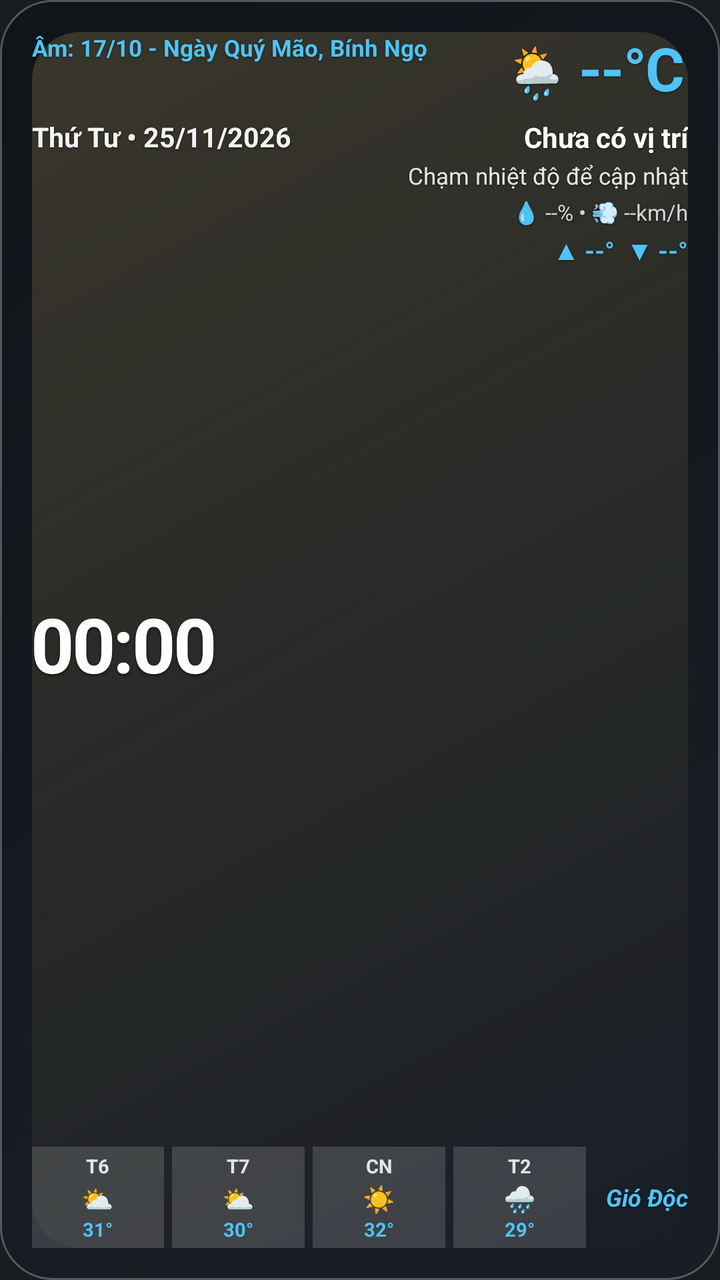
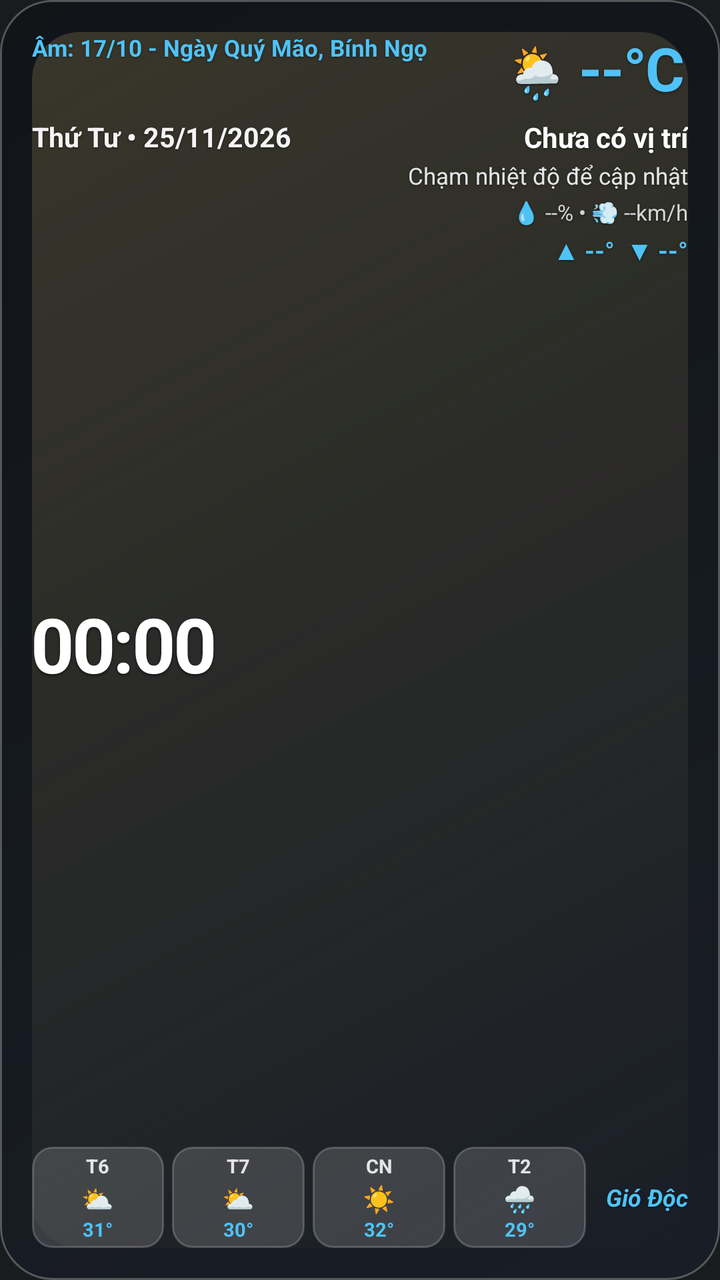

An Android layout rendered at two revisions. The XML below is the earlier revision; the diff shows what the commit changed to produce the second picture.
<!-- AndroidManifest.xml: application theme android:Theme.DeviceDefault.NoActionBar -->
<!-- res/layout/widget_weather_lunar.xml -->
<?xml version="1.0" encoding="utf-8"?>
<RelativeLayout xmlns:android="http://schemas.android.com/apk/res/android"
    android:id="@+id/widget_root"
    android:layout_width="match_parent"
    android:layout_height="match_parent"
    android:background="@drawable/bg_widget_glass_dark"
    android:padding="16dp">

    
    <ImageView
        android:id="@+id/iv_weather_effect"
        android:layout_width="match_parent"
        android:layout_height="match_parent"
        android:alpha="0.82"
        android:contentDescription="Hiệu ứng thời tiết"
        android:scaleType="fitXY"
        android:src="@drawable/fx_weather_clear" />

    
    <TextView
        android:id="@+id/tv_lunar_date"
        android:layout_width="wrap_content"
        android:layout_height="wrap_content"
        android:layout_alignParentStart="true"
        android:layout_alignParentTop="true"
        android:layout_marginEnd="8dp"
        android:layout_toStartOf="@+id/btn_refresh_weather"
        android:lineSpacingExtra="1dp"
        android:maxLines="2"
        android:shadowColor="#80000000"
        android:shadowDx="0"
        android:shadowDy="1"
        android:shadowRadius="2"
        android:text="Âm: 17/10 - Ngày Quý Mão, Bính Ngọ"
        android:textColor="#4FC3F7"
        android:textSize="11.5sp"
        android:textStyle="bold" />

    
    <LinearLayout
        android:id="@+id/btn_refresh_weather"
        android:layout_width="wrap_content"
        android:layout_height="wrap_content"
        android:layout_alignParentTop="true"
        android:layout_alignParentEnd="true"
        android:gravity="center_vertical"
        android:orientation="horizontal"
        android:padding="2dp">

        <TextView
            android:id="@+id/tv_weather_emoji"
            android:layout_width="wrap_content"
            android:layout_height="wrap_content"
            android:layout_marginEnd="6dp"
            android:maxLines="1"
            android:shadowColor="#80000000"
            android:shadowDx="0"
            android:shadowDy="1"
            android:shadowRadius="2"
            android:text="🌦️"
            android:textSize="25sp" />

        <TextView
            android:id="@+id/tv_current_temp"
            android:layout_width="wrap_content"
            android:layout_height="wrap_content"
            android:includeFontPadding="false"
            android:letterSpacing="-0.02"
            android:maxLines="1"
            android:shadowColor="#80000000"
            android:shadowDx="0"
            android:shadowDy="1"
            android:shadowRadius="2"
            android:text="--°C"
            android:textColor="#4FC3F7"
            android:textSize="30sp"
            android:textStyle="bold" />
    </LinearLayout>

    
    <RelativeLayout
        android:id="@+id/date_location_row"
        android:layout_width="match_parent"
        android:layout_height="wrap_content"
        android:layout_below="@+id/btn_refresh_weather"
        android:layout_marginTop="4dp">

        
        <TextView
            android:id="@+id/tv_solar_date"
            android:layout_width="wrap_content"
            android:layout_height="wrap_content"
            android:layout_alignParentStart="true"
            android:layout_centerVertical="true"
            android:layout_marginEnd="8dp"
            android:layout_toStartOf="@+id/tv_location_name"
            android:ellipsize="end"
            android:maxLines="1"
            android:shadowColor="#88000000"
            android:shadowDx="0"
            android:shadowDy="1"
            android:shadowRadius="2"
            android:text="Thứ Tư • 25/11/2026"
            android:textColor="#F4F4F5"
            android:textSize="13.5sp"
            android:textStyle="bold" />

        
        <TextView
            android:id="@+id/tv_location_name"
            android:layout_width="wrap_content"
            android:layout_height="wrap_content"
            android:layout_alignParentEnd="true"
            android:layout_centerVertical="true"
            android:ellipsize="end"
            android:maxLines="1"
            android:shadowColor="#88000000"
            android:shadowDx="0"
            android:shadowDy="1"
            android:shadowRadius="2"
            android:text="Chưa có vị trí"
            android:textColor="#FFFFFF"
            android:textSize="14sp"
            android:textStyle="bold" />
    </RelativeLayout>

    
    <LinearLayout
        android:id="@+id/left_column"
        android:layout_width="wrap_content"
        android:layout_height="wrap_content"
        android:layout_above="@+id/bottom_row"
        android:layout_below="@+id/date_location_row"
        android:layout_alignParentStart="true"
        android:layout_marginTop="2dp"
        android:layout_marginEnd="8dp"
        android:layout_toStartOf="@+id/right_column"
        android:gravity="center_vertical"
        android:orientation="vertical">

        <TextClock
            android:id="@+id/tv_clock"
            android:layout_width="wrap_content"
            android:layout_height="wrap_content"
            android:format12Hour="HH:mm"
            android:format24Hour="HH:mm"
            android:includeFontPadding="false"
            android:letterSpacing="-0.03"
            android:maxLines="1"
            android:shadowColor="#99000000"
            android:shadowDx="0"
            android:shadowDy="2"
            android:shadowRadius="3"
            android:textColor="#FFFFFF"
            android:textSize="38sp"
            android:textStyle="bold" />
    </LinearLayout>

    
    <LinearLayout
        android:id="@+id/right_column"
        android:layout_width="wrap_content"
        android:layout_height="wrap_content"
        android:layout_above="@+id/bottom_row"
        android:layout_below="@+id/date_location_row"
        android:layout_alignParentEnd="true"
        android:layout_marginTop="2dp"
        android:gravity="end|top"
        android:orientation="vertical">

        
        <TextView
            android:id="@+id/tv_weather_desc"
            android:layout_width="wrap_content"
            android:layout_height="wrap_content"
            android:ellipsize="end"
            android:maxLines="1"
            android:shadowColor="#88000000"
            android:shadowDx="0"
            android:shadowDy="1"
            android:shadowRadius="2"
            android:text="Chạm nhiệt độ để cập nhật"
            android:textColor="#E4E4E7"
            android:textSize="11.5sp" />

        
        <TextView
            android:id="@+id/tv_humidity_wind"
            android:layout_width="wrap_content"
            android:layout_height="wrap_content"
            android:layout_marginTop="3dp"
            android:maxLines="1"
            android:shadowColor="#88000000"
            android:shadowDx="0"
            android:shadowDy="1"
            android:shadowRadius="2"
            android:text="💧 --% • 💨 --km/h"
            android:textColor="#D4D4D8"
            android:textSize="11sp" />

        
        <TextView
            android:id="@+id/tv_min_max_temp"
            android:layout_width="wrap_content"
            android:layout_height="wrap_content"
            android:layout_gravity="end"
            android:layout_marginTop="3dp"
            android:maxLines="1"
            android:shadowColor="#88000000"
            android:shadowDx="0"
            android:shadowDy="1"
            android:shadowRadius="2"
            android:text="▲ --°  ▼ --°"
            android:textColor="#4FC3F7"
            android:textSize="12.5sp"
            android:textStyle="bold" />
    </LinearLayout>

    
    <RelativeLayout
        android:id="@+id/bottom_row"
        android:layout_width="match_parent"
        android:layout_height="wrap_content"
        android:layout_alignParentBottom="true"
        android:layout_marginTop="6dp">

        <LinearLayout
            android:id="@+id/forecast_4days_row"
            android:layout_width="wrap_content"
            android:layout_height="wrap_content"
            android:layout_alignParentStart="true"
            android:layout_centerVertical="true"
            android:layout_marginEnd="10dp"
            android:layout_toStartOf="@+id/tv_signature"
            android:gravity="center_vertical"
            android:orientation="horizontal">

            
            <LinearLayout
                android:id="@+id/card_forecast_day_1"
                android:layout_width="0dp"
                android:layout_height="wrap_content"
                android:layout_marginEnd="4dp"
                android:layout_weight="1"
                android:background="#26FFFFFF"
                android:gravity="center"
                android:orientation="vertical"
                android:paddingHorizontal="4dp"
                android:paddingVertical="3dp">

                <TextView
                    android:id="@+id/tv_forecast_day_1_label"
                    android:layout_width="wrap_content"
                    android:layout_height="wrap_content"
                    android:maxLines="1"
                    android:text="T6"
                    android:textColor="#E4E4E7"
                    android:textSize="9.5sp"
                    android:textStyle="bold" />

                <TextView
                    android:id="@+id/tv_forecast_day_1_icon"
                    android:layout_width="wrap_content"
                    android:layout_height="wrap_content"
                    android:layout_marginTop="1dp"
                    android:maxLines="1"
                    android:text="⛅"
                    android:textSize="13sp" />

                <TextView
                    android:id="@+id/tv_forecast_day_1_temp"
                    android:layout_width="wrap_content"
                    android:layout_height="wrap_content"
                    android:maxLines="1"
                    android:text="31°"
                    android:textColor="#4FC3F7"
                    android:textSize="9.5sp"
                    android:textStyle="bold" />
            </LinearLayout>

            
            <LinearLayout
                android:id="@+id/card_forecast_day_2"
                android:layout_width="0dp"
                android:layout_height="wrap_content"
                android:layout_marginEnd="4dp"
                android:layout_weight="1"
                android:background="#26FFFFFF"
                android:gravity="center"
                android:orientation="vertical"
                android:paddingHorizontal="4dp"
                android:paddingVertical="3dp">

                <TextView
                    android:id="@+id/tv_forecast_day_2_label"
                    android:layout_width="wrap_content"
                    android:layout_height="wrap_content"
                    android:maxLines="1"
                    android:text="T7"
                    android:textColor="#E4E4E7"
                    android:textSize="9.5sp"
                    android:textStyle="bold" />

                <TextView
                    android:id="@+id/tv_forecast_day_2_icon"
                    android:layout_width="wrap_content"
                    android:layout_height="wrap_content"
                    android:layout_marginTop="1dp"
                    android:maxLines="1"
                    android:text="⛅"
                    android:textSize="13sp" />

                <TextView
                    android:id="@+id/tv_forecast_day_2_temp"
                    android:layout_width="wrap_content"
                    android:layout_height="wrap_content"
                    android:maxLines="1"
                    android:text="30°"
                    android:textColor="#4FC3F7"
                    android:textSize="9.5sp"
                    android:textStyle="bold" />
            </LinearLayout>

            
            <LinearLayout
                android:id="@+id/card_forecast_day_3"
                android:layout_width="0dp"
                android:layout_height="wrap_content"
                android:layout_marginEnd="4dp"
                android:layout_weight="1"
                android:background="#26FFFFFF"
                android:gravity="center"
                android:orientation="vertical"
                android:paddingHorizontal="4dp"
                android:paddingVertical="3dp">

                <TextView
                    android:id="@+id/tv_forecast_day_3_label"
                    android:layout_width="wrap_content"
                    android:layout_height="wrap_content"
                    android:maxLines="1"
                    android:text="CN"
                    android:textColor="#E4E4E7"
                    android:textSize="9.5sp"
                    android:textStyle="bold" />

                <TextView
                    android:id="@+id/tv_forecast_day_3_icon"
                    android:layout_width="wrap_content"
                    android:layout_height="wrap_content"
                    android:layout_marginTop="1dp"
                    android:maxLines="1"
                    android:text="☀️"
                    android:textSize="13sp" />

                <TextView
                    android:id="@+id/tv_forecast_day_3_temp"
                    android:layout_width="wrap_content"
                    android:layout_height="wrap_content"
                    android:maxLines="1"
                    android:text="32°"
                    android:textColor="#4FC3F7"
                    android:textSize="9.5sp"
                    android:textStyle="bold" />
            </LinearLayout>

            
            <LinearLayout
                android:id="@+id/card_forecast_day_4"
                android:layout_width="0dp"
                android:layout_height="wrap_content"
                android:layout_weight="1"
                android:background="#26FFFFFF"
                android:gravity="center"
                android:orientation="vertical"
                android:paddingHorizontal="4dp"
                android:paddingVertical="3dp">

                <TextView
                    android:id="@+id/tv_forecast_day_4_label"
                    android:layout_width="wrap_content"
                    android:layout_height="wrap_content"
                    android:maxLines="1"
                    android:text="T2"
                    android:textColor="#E4E4E7"
                    android:textSize="9.5sp"
                    android:textStyle="bold" />

                <TextView
                    android:id="@+id/tv_forecast_day_4_icon"
                    android:layout_width="wrap_content"
                    android:layout_height="wrap_content"
                    android:layout_marginTop="1dp"
                    android:maxLines="1"
                    android:text="🌧️"
                    android:textSize="13sp" />

                <TextView
                    android:id="@+id/tv_forecast_day_4_temp"
                    android:layout_width="wrap_content"
                    android:layout_height="wrap_content"
                    android:maxLines="1"
                    android:text="29°"
                    android:textColor="#4FC3F7"
                    android:textSize="9.5sp"
                    android:textStyle="bold" />
            </LinearLayout>
        </LinearLayout>

        <TextView
            android:id="@+id/tv_signature"
            android:layout_width="wrap_content"
            android:layout_height="wrap_content"
            android:layout_alignParentEnd="true"
            android:layout_centerVertical="true"
            android:ellipsize="end"
            android:maxLines="1"
            android:shadowColor="#88000000"
            android:shadowDx="0"
            android:shadowDy="1"
            android:shadowRadius="2"
            android:text="Gió Độc"
            android:textColor="#4FC3F7"
            android:textSize="12sp"
            android:textStyle="italic|bold" />
    </RelativeLayout>

</RelativeLayout>
<!-- resources referenced by this layout -->
<resources>
  <!-- drawable bg_widget_glass_dark (drawable) -->
  <?xml version="1.0" encoding="utf-8"?>
  <shape xmlns:android="http://schemas.android.com/apk/res/android"
      android:shape="rectangle">
      <gradient
          android:angle="135"
          android:endColor="#990B0E14"
          android:startColor="#B3181E29" />
      <stroke
          android:width="1dp"
          android:color="#44FFFFFF" />
      <corners android:radius="26dp" />
  </shape>
  <!-- drawable fx_weather_clear (drawable) -->
  <?xml version="1.0" encoding="utf-8"?>
  <layer-list xmlns:android="http://schemas.android.com/apk/res/android">
      <item>
          <shape android:shape="rectangle">
              <gradient
                  android:angle="315"
                  android:endColor="#00FFD54F"
                  android:startColor="#33FFE082"
                  android:type="linear" />
              <corners android:radius="24dp" />
          </shape>
      </item>
  </layer-list>
</resources>

<!-- the commit's change to res/layout/widget_weather_lunar.xml (unified diff, before → after) -->
@@ -242,7 +242,7 @@
                 android:layout_height="wrap_content"
                 android:layout_marginEnd="4dp"
                 android:layout_weight="1"
-                android:background="#26FFFFFF"
+                android:background="@drawable/bg_widget_forecast_chip"
                 android:gravity="center"
                 android:orientation="vertical"
                 android:paddingHorizontal="4dp"
@@ -285,7 +285,7 @@
                 android:layout_height="wrap_content"
                 android:layout_marginEnd="4dp"
                 android:layout_weight="1"
-                android:background="#26FFFFFF"
+                android:background="@drawable/bg_widget_forecast_chip"
                 android:gravity="center"
                 android:orientation="vertical"
                 android:paddingHorizontal="4dp"
@@ -328,7 +328,7 @@
                 android:layout_height="wrap_content"
                 android:layout_marginEnd="4dp"
                 android:layout_weight="1"
-                android:background="#26FFFFFF"
+                android:background="@drawable/bg_widget_forecast_chip"
                 android:gravity="center"
                 android:orientation="vertical"
                 android:paddingHorizontal="4dp"
@@ -370,7 +370,7 @@
                 android:layout_width="0dp"
                 android:layout_height="wrap_content"
                 android:layout_weight="1"
-                android:background="#26FFFFFF"
+                android:background="@drawable/bg_widget_forecast_chip"
                 android:gravity="center"
                 android:orientation="vertical"
                 android:paddingHorizontal="4dp"
<!-- resource entries referenced after the edit -->
@@ -1,5 +1,15 @@
 <!-- resources referenced by this layout -->
 <resources>
+  <!-- drawable bg_widget_forecast_chip (drawable) -->
+  <?xml version="1.0" encoding="utf-8"?>
+  <shape xmlns:android="http://schemas.android.com/apk/res/android"
+      android:shape="rectangle">
+      <solid android:color="#26FFFFFF" />
+      <corners android:radius="10dp" />
+      <stroke
+          android:width="1dp"
+          android:color="#33FFFFFF" />
+  </shape>
   <!-- drawable bg_widget_glass_dark (drawable) -->
   <?xml version="1.0" encoding="utf-8"?>
   <shape xmlns:android="http://schemas.android.com/apk/res/android"
